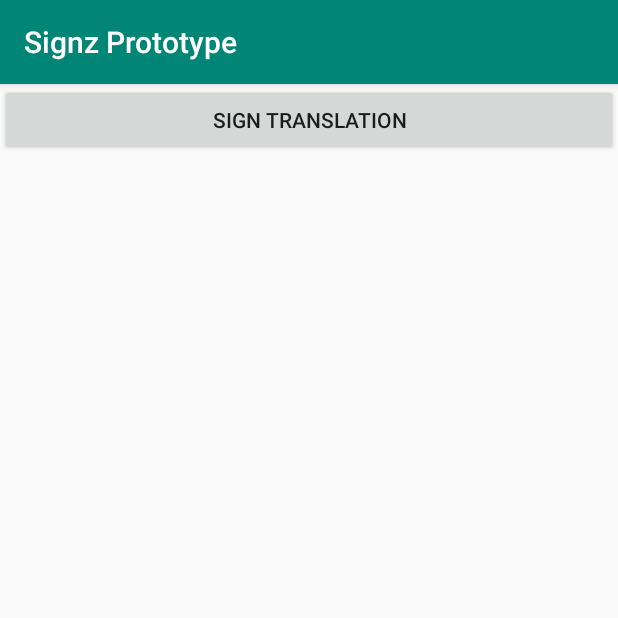
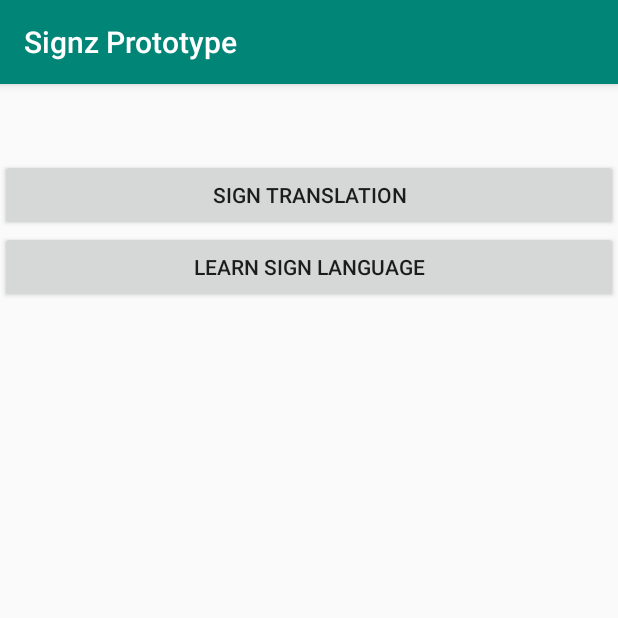
Before and after one commit to Danne95/Signz, an Android app: the screen it shows after launch (MainActivity), on a phone screen of 412 x 824 dp, the top half of it. Run offline under Robolectric (Android 15) with nearby library versions, the light colour scheme and no system bars.

Commit message:
LearnLanguage activity+dependency

```diff
--- a/app/build.gradle
+++ b/app/build.gradle
@@ -31,6 +31,7 @@ dependencies {
     implementation 'com.google.firebase:firebase-analytics:17.2.0'
     implementation 'com.google.firebase:firebase-ml-vision:24.0.0'
     implementation 'com.google.firebase:firebase-ml-vision-automl:18.0.2'
+    implementation 'com.google.firebase:firebase-auth:19.2.0'
 
     testImplementation 'junit:junit:4.12'
     androidTestImplementation 'androidx.test:runner:1.2.0'
--- a/app/src/main/AndroidManifest.xml
+++ b/app/src/main/AndroidManifest.xml
@@ -13,7 +13,8 @@
         android:roundIcon="@mipmap/ic_launcher_round"
         android:supportsRtl="true"
         android:theme="@style/AppTheme">
-        <activity android:name=".PicToTranslateActivity"></activity>
+        <activity android:name=".LearnLanguage"></activity>
+        <activity android:name=".PicToTranslateActivity" />
         <activity android:name=".MainActivity">
             <intent-filter>
                 <action android:name="android.intent.action.MAIN" />
--- a/app/src/main/java/com/example/hands_showprototype/MainActivity.java
+++ b/app/src/main/java/com/example/hands_showprototype/MainActivity.java
@@ -20,6 +20,10 @@ public class MainActivity extends AppCompatActivity {
         startActivity(SignTranslate);
     }
 
+    public void GoToLearn(View view){
+        Intent LearnLang = new Intent(this,LearnLanguage.class);
+        startActivity(LearnLang);
+    }
    /* private static final SparseIntArray ORIENTATIONS = new SparseIntArray();
     static {
         ORIENTATIONS.append(Surface.ROTATION_0, 90);
--- a/app/src/main/java/com/example/hands_showprototype/PicToTranslateActivity.java
+++ b/app/src/main/java/com/example/hands_showprototype/PicToTranslateActivity.java
@@ -115,13 +115,9 @@ public class PicToTranslateActivity extends AppCompatActivity {
                 });
 
     }
-    public void BackToMain(View view){
-        Intent Ret = new Intent(this,MainActivity.class);
-        startActivity(Ret);
-    }
     private void ErrorMsg()
     {
-        Toast txt = Toast.makeText(getApplicationContext(), "Opps, I didn't catch it :(", Toast.LENGTH_SHORT);
+        Toast txt = Toast.makeText(getApplicationContext(), "Oops, I didn't catch it :(", Toast.LENGTH_SHORT);
         txt.show();
     }
 
--- a/app/src/main/res/layout/activity_main.xml
+++ b/app/src/main/res/layout/activity_main.xml
@@ -13,6 +13,14 @@
         android:id="@+id/PicToTranslate"
         android:layout_width="match_parent"
         android:layout_height="wrap_content"
+        android:layout_marginTop="50dp"
         android:onClick="GoToTranslate"
         android:text="Sign Translation" />
+
+    <Button
+        android:id="@+id/LearnLang"
+        android:layout_width="match_parent"
+        android:layout_height="wrap_content"
+        android:onClick="GoToLearn"
+        android:text="Learn Sign Language" />
 </LinearLayout>
```
Also changed, not shown: app/src/main/java/com/example/hands_showprototype/LearnLanguage.java (added, +14 -0 lines), app/src/main/res/layout/activity_learn_language.xml (added, +9 -0 lines), app/src/main/res/layout/activity_pic_to_translate.xml (+0 -10 lines).
